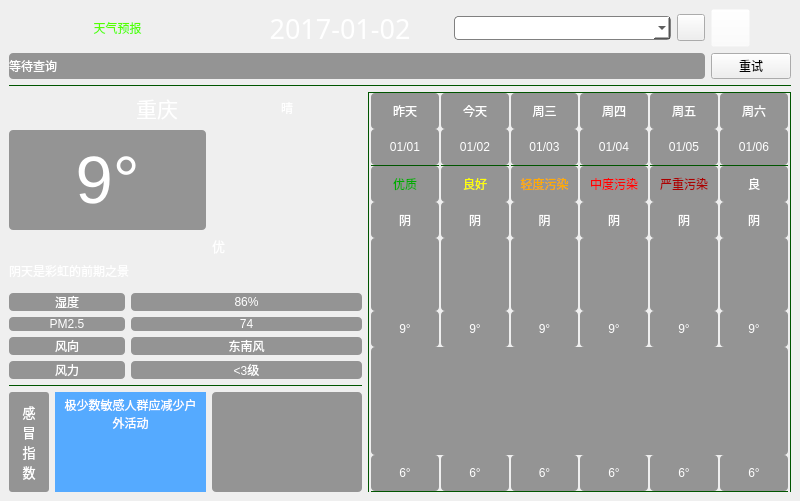
This is weather.ui in cassfor/weather_qt as Qt 5 draws it before an edit. The edited form follows.
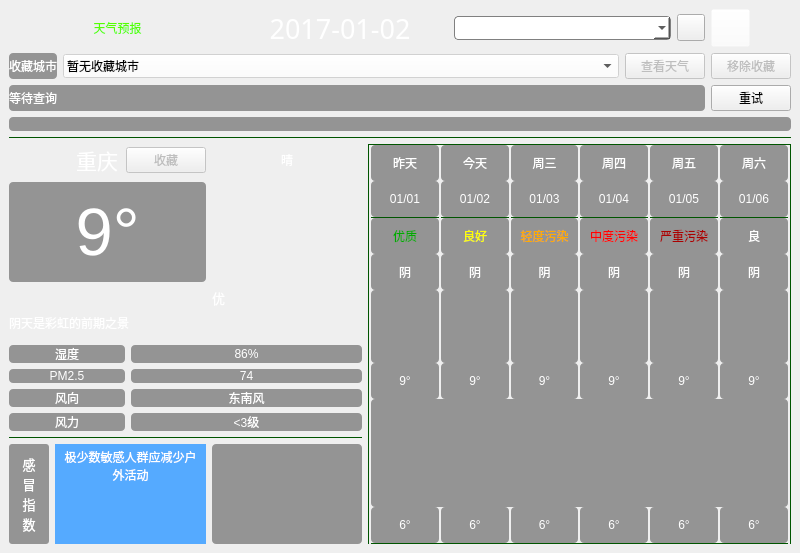
This is the edited form. Icons and pictures are not drawn. Custom widgets are drawn as their Qt base class.

Commit message: 第四阶段：城市收藏与快速切换

What changed in the file:
```diff
--- a/weather.ui
+++ b/weather.ui
@@ -167,13 +167,29 @@
           </property>
          </widget>
         </item>
-        <item row="1" column="0" colspan="4">
+        <item row="1" column="0" colspan="5">
+         <layout class="QHBoxLayout" name="favoritesLayout">
+          <item><widget class="QLabel" name="favoritesTitleLb"><property name="text"><string>收藏城市</string></property></widget></item>
+          <item><widget class="QComboBox" name="favoritesComboBox">
+           <property name="styleSheet"><string>QComboBox { background: white; color: black; padding: 3px; } QComboBox QAbstractItemView { background: white; color: black; selection-background-color: #cce8ff; selection-color: black; }</string></property>
+           <property name="sizePolicy"><sizepolicy hsizetype="Expanding" vsizetype="Fixed"><horstretch>1</horstretch><verstretch>0</verstretch></sizepolicy></property>
+           <property name="enabled"><bool>false</bool></property>
+           <item><property name="text"><string>暂无收藏城市</string></property></item>
+          </widget></item>
+          <item><widget class="QPushButton" name="favoriteViewBt"><property name="text"><string>查看天气</string></property><property name="enabled"><bool>false</bool></property></widget></item>
+          <item><widget class="QPushButton" name="favoriteRemoveBt"><property name="text"><string>移除收藏</string></property><property name="enabled"><bool>false</bool></property></widget></item>
+         </layout>
+        </item>
+        <item row="3" column="0" colspan="5"><widget class="QLabel" name="favoriteStatusLb">
+         <property name="text"><string/></property><property name="wordWrap"><bool>true</bool></property>
+        </widget></item>
+        <item row="2" column="0" colspan="4">
          <widget class="QLabel" name="requestStatusLb">
           <property name="text"><string>等待查询</string></property>
           <property name="wordWrap"><bool>true</bool></property>
          </widget>
         </item>
-        <item row="1" column="4">
+        <item row="2" column="4">
          <widget class="QPushButton" name="retryBt">
           <property name="text"><string>重试</string></property>
          </widget>
@@ -267,6 +283,9 @@
             </property>
            </widget>
           </item>
+          <item row="0" column="2"><widget class="QPushButton" name="favoriteBt">
+           <property name="text"><string>收藏</string></property><property name="enabled"><bool>false</bool></property>
+          </widget></item>
          </layout>
         </item>
         <item row="0" column="1">
```
The commit also changes 12 other files.
